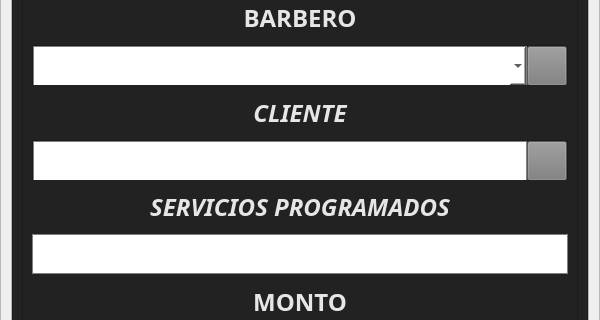
Above: ui_files/add_edit_cita_cb.ui from LucasMigliaccio/softbarberr before the change; both pictures show x 0 to 600 and y 178 to 498 of the 600 by 974 pixel window. Below: the same form after it.
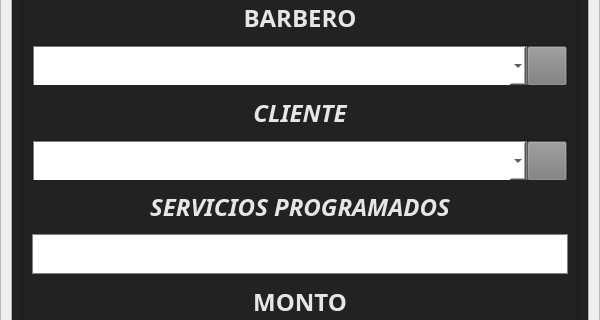
That is the form after the change. Icons and pictures are not drawn.

Commit message: fix edit cita, agregar try y excepciones

```diff
--- a/ui_files/add_edit_cita_cb.ui
+++ b/ui_files/add_edit_cita_cb.ui
@@ -543,19 +543,13 @@
                    <number>0</number>
                   </property>
                   <item>
-                   <widget class="QLineEdit" name="imagen_lineEdit_2">
+                   <widget class="QComboBox" name="cliente_comboBox">
                     <property name="minimumSize">
                      <size>
                       <width>70</width>
                       <height>40</height>
                      </size>
                     </property>
-                    <property name="maximumSize">
-                     <size>
-                      <width>16777215</width>
-                      <height>16777215</height>
-                     </size>
-                    </property>
                     <property name="styleSheet">
                      <string notr="true">background-color: white;
 border: 1px solid grey;</string>
```
Left out of the diff: 2 changed lines with no effect on the pictures. The commit also changes 16 other files.
